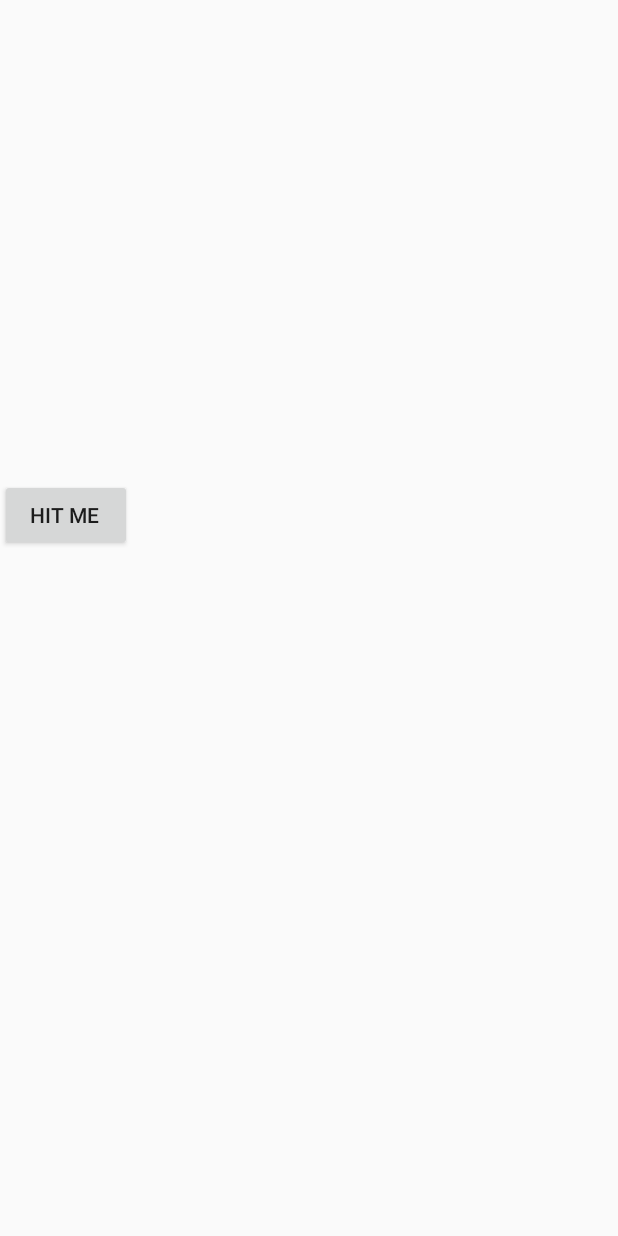
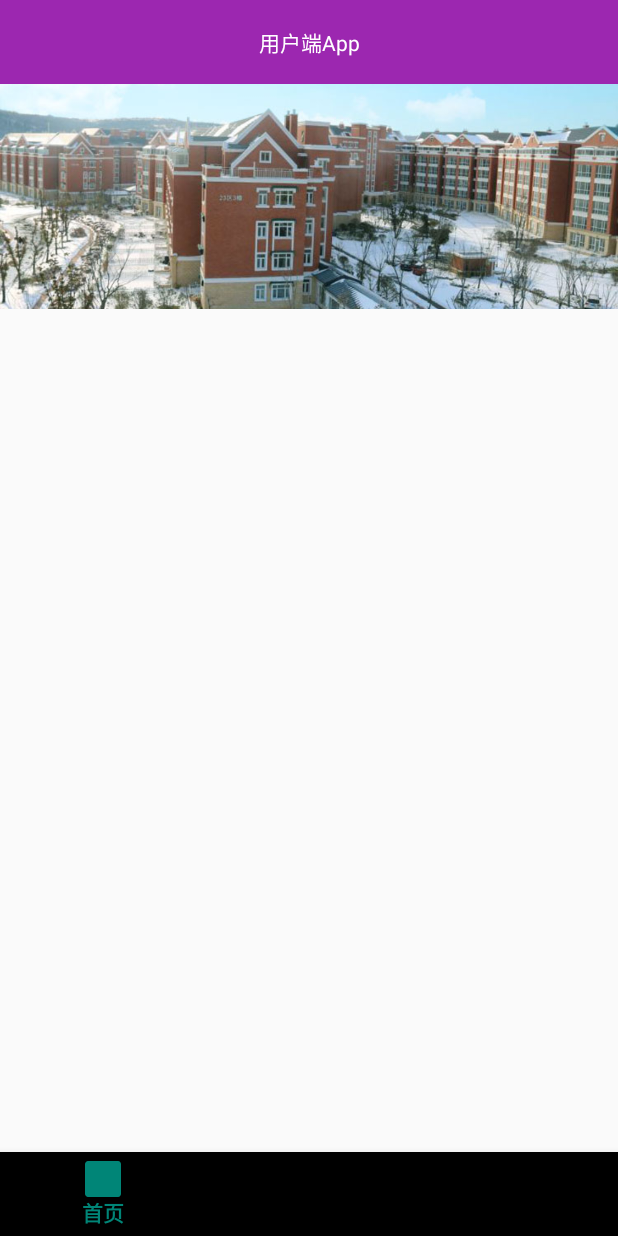
Before and after one commit to gx28ga/JustAndroid, an Android app: the screen it shows after launch (MainActivity), on a phone screen of 412 x 824 dp. Run offline under Robolectric (Android 15) with nearby library versions, the phone set to English and light mode, and no system bars; 4 statements that could not run were skipped.

Commit message:
实现首页轮播图无限滚动

```diff
--- a/app/src/main/java/com/axun/justandroid/HomeFragment.java
+++ b/app/src/main/java/com/axun/justandroid/HomeFragment.java
@@ -4,15 +4,99 @@ import android.os.Bundle;
 import android.support.annotation.NonNull;
 import android.support.annotation.Nullable;
 import android.support.v4.app.Fragment;
+import android.support.v4.view.ViewPager;
+import android.util.Log;
 import android.view.LayoutInflater;
 import android.view.View;
 import android.view.ViewGroup;
+import android.widget.ImageView;
+import android.widget.LinearLayout;
 
-public class HomeFragment extends Fragment{
+import java.util.ArrayList;
+import java.util.List;
+
+public class HomeFragment extends Fragment implements ViewPager.OnPageChangeListener {
+  private static final String TAG = "HomeFragment";
+  ViewPager homeViewPager;
+  View view;
+  int [] imgResIds;
+  List<ImageView> imageViewList=new ArrayList<>();
+  List<View> indicatorList=new ArrayList<>();
+  LinearLayout indicatorWrap;
+
+
   @Nullable
   @Override
   public View onCreateView(@NonNull LayoutInflater inflater, @Nullable ViewGroup container, @Nullable Bundle savedInstanceState) {
-    View view = inflater.inflate(R.layout.fragment_home,container,false);
+    view = inflater.inflate(R.layout.fragment_home,container,false);
+
+    initViews();
+    initData();
+    initPager();
+
     return view;
   }
+
+  public void initViews(){
+    homeViewPager=view.findViewById(R.id.vp_home);
+    indicatorWrap =view.findViewById(R.id.ll_indicators_wrap);
+  }
+
+  public void initData(){
+    imgResIds=new int[]{
+      R.drawable.home_slider_01,
+      R.drawable.home_slider_02,
+      R.drawable.home_slider_03,
+      R.drawable.home_slider_04,
+      R.drawable.home_slider_05,
+      R.drawable.home_slider_06,};
+
+  }
+
+  public void initPager(){
+    ImageView imageView;
+
+    for (int i = 0; i < imgResIds.length; i++) {
+      imageView=new ImageView(getContext());
+      imageView.setImageResource(imgResIds[i]);
+      imageView.setScaleType(ImageView.ScaleType.CENTER_CROP);
+      imageViewList.add(imageView);
+
+
+      View view=new View(getContext());
+      view.setBackgroundResource(R.drawable.selector_indicator);
+      view.setEnabled(false);
+      LinearLayout.LayoutParams layoutParams=new LinearLayout.LayoutParams("",8);
+      layoutParams.leftMargin=8;
+      layoutParams.rightMargin=8;
+      indicatorWrap.addView(view,layoutParams);
+    }
+
+
+
+    HomePagerAdapter homePagerAdapter=new HomePagerAdapter(imageViewList);
+
+    homeViewPager.setAdapter(homePagerAdapter);
+    int count=homePagerAdapter.getCount();//拿到
+    Log.d(TAG, "initPager: "+count);
+    int initPosition=count/2;
+    homeViewPager.setCurrentItem(initPosition);
+
+  }
+
+  @Override
+  public void onPageScrolled(int i, float v, int i1) {
+
+  }
+
+  @Override
+  public void onPageSelected(int i) {
+    int newPosition=i % imageViewList.size();
+
+  }
+
+  @Override
+  public void onPageScrollStateChanged(int i) {
+
+  }
 }
--- /dev/null
+++ b/app/src/main/java/com/axun/justandroid/HomePagerAdapter.java
@@ -0,0 +1,47 @@
+package com.axun.justandroid;
+
+import android.support.annotation.NonNull;
+import android.support.v4.view.PagerAdapter;
+import android.view.View;
+import android.view.ViewGroup;
+import android.widget.ImageView;
+
+import java.util.List;
+
+public class HomePagerAdapter extends PagerAdapter {
+  private List<ImageView> mViewList;
+
+
+
+  public HomePagerAdapter(List<ImageView> viewList){
+    this.mViewList=viewList;
+
+  }
+
+  @Override
+  public int getCount() {
+    return mViewList.size()*100000000;
+  }
+
+  @Override
+  public boolean isViewFromObject(@NonNull View view, @NonNull Object o) {
+    return view==(View) o;
+  }
+
+  @NonNull
+  @Override
+  public Object instantiateItem(@NonNull ViewGroup container, int position) {
+    int newPosition=position % mViewList.size();
+
+    ImageView imageview=mViewList.get(newPosition);
+    container.addView(imageview);
+    return imageview;
+  }
+
+  @Override
+  public void destroyItem(@NonNull ViewGroup container, int position, @NonNull Object object) {
+    container.removeView((View)object);
+  }
+
+
+}
--- a/app/src/main/java/com/axun/justandroid/MainActivity.java
+++ b/app/src/main/java/com/axun/justandroid/MainActivity.java
@@ -1,38 +1,30 @@
 package com.axun.justandroid;
 
 import android.os.Bundle;
+import android.support.annotation.NonNull;
+import android.support.design.widget.BottomNavigationView;
 import android.support.v4.app.Fragment;
 import android.support.v4.app.FragmentManager;
-import android.support.v4.app.FragmentPagerAdapter;
-import android.view.KeyEvent;
-import android.view.View;
-import android.widget.Toast;
+import android.view.MenuItem;
 
 public class MainActivity extends BaseActivity {
   private static final String TAG = "MainActivity";
-  Fragment fragment;
 
-  final FragmentManager fragmentManager=getSupportFragmentManager();
+  //创建3个fragment
 
   final HomeFragment homeFragment=new HomeFragment();
   final ButlerFragment butlerFragment=new ButlerFragment();
   final UserFragment userFragment=new UserFragment();
-  FragmentPagerAdapter adapterViewPager;
-  class ClickListener implements View.OnClickListener{
-
-    @Override
-    public void onClick(View v) {
-      Toast.makeText(getApplicationContext(),"clicked",Toast.LENGTH_SHORT).show();
-    }
-  }
+  //
+  Fragment fragment;
 
 
-  @Override
-  public boolean onKeyDown(int keyCode, KeyEvent event) {
-    Toast.makeText(getApplicationContext(),"keyDown",Toast.LENGTH_SHORT).show();
+  //初始化底部导航栏
+  BottomNavigationView bnv;
+  //
 
-    return true;
-  }
+
+  final FragmentManager fragmentManager=getSupportFragmentManager();
 
   @Override
   protected void onCreate(Bundle savedInstanceState) {
@@ -40,12 +32,40 @@ public class MainActivity extends BaseActivity {
     super.onCreate(savedInstanceState);
     setContentView(R.layout.activity_main);
 
-    MyButton button=findViewById(R.id.btn_mybtn);
-    button.setOnKeyListener(new View.OnKeyListener() {
+    bnv=findViewById(R.id.bnv_main);
+
+    fragment=homeFragment;
+    fragmentManager.beginTransaction().replace(R.id.frag_main,fragment).commit();
+
+
+
+
+
+
+
+
+    //底部导航栏绑定选中事件
+    bnv.setOnNavigationItemSelectedListener(new BottomNavigationView.OnNavigationItemSelectedListener() {
       @Override
-      public boolean onKey(View v, int keyCode, KeyEvent event) {
-        Toast.makeText(getApplicationContext(),"btn ",Toast.LENGTH_SHORT).show();
+      public boolean onNavigationItemSelected(@NonNull MenuItem menuItem) {
 
+        switch (menuItem.getItemId()){
+
+          case R.id.bottom_nav_home:
+            fragment=homeFragment;
+            break;
+          case R.id.bottom_nav_butler:
+            fragment=butlerFragment;
+            break;
+          case R.id.bottom_nav_user:
+            fragment=userFragment;
+            break;
+          default:
+            fragment=homeFragment;
+            break;
+        }
+
+        fragmentManager.beginTransaction().replace(R.id.frag_main,fragment).commit();
         return true;
       }
     });
@@ -54,55 +74,7 @@ public class MainActivity extends BaseActivity {
 
 
 
-//    BottomNavigationView bottomNavigationView=findViewById(R.id.bnv_main);
-//    fragment=homeFragment;
-//
-//
-//    fragmentManager.beginTransaction().replace(R.id.frag_main,fragment).commit();
-//    bottomNavigationView.setOnNavigationItemSelectedListener(new BottomNavigationView.OnNavigationItemSelectedListener() {
-//      @Override
-//      public boolean onNavigationItemSelected(@NonNull MenuItem menuItem) {
-//
-//        int id=menuItem.getItemId();
-//        switch (id) {
-//          case R.id.bottom_nav_home:
-//            fragment=homeFragment;
-//            break;
-//          case R.id.bottom_nav_butler:
-//            fragment=butlerFragment;
-//            break;
-//          case R.id.bottom_nav_user:
-//            fragment=userFragment;
-//            break;
-//
-//        }
-//
-//        fragmentManager.beginTransaction().replace(R.id.frag_main,fragment).commit();
-//        return true;
-//      }
-//    });
-
-//    int[] imgs=new int[]{
-//      R.drawable.home_slider_01,
-//      R.drawable.home_slider_02,
-//      R.drawable.home_slider_03,
-//      R.drawable.home_slider_04,
-//      R.drawable.home_slider_05,
-//      R.drawable.home_slider_06,
-//    };
-//    final ViewPager viewPager=findViewById(R.id.vp_home);
-//    viewPager.setAdapter(new MyPagerAdapter(this,imgs));
-
-
-
   }
 
 
-
-
-
-
-
-
-
 }
--- a/app/src/main/java/com/axun/justandroid/MyButton.java
+++ /dev/null
@@ -1,42 +0,0 @@
-package com.axun.justandroid;
-
-import android.content.Context;
-import android.util.AttributeSet;
-import android.util.Log;
-import android.view.KeyEvent;
-import android.view.MotionEvent;
-
-public class MyButton extends android.support.v7.widget.AppCompatButton {
-  private static final String TAG = "MyButton";
-  public MyButton(Context context, AttributeSet attrs) {
-    super(context, attrs);
-  }
-
-
-
-  //重写键盘按下触发的事件
-  @Override
-  public boolean onKeyDown(int keyCode, KeyEvent event) {
-    super.onKeyDown(keyCode,event);
-    Log.i(TAG, "onKeyDown方法被调用");
-    return true;
-  }
-
-  //重写弹起键盘触发的事件
-  @Override
-  public boolean onKeyUp(int keyCode, KeyEvent event) {
-    super.onKeyUp(keyCode,event);
-    Log.i(TAG,"onKeyUp方法被调用");
-    return true;
-  }
-
-  //组件被触摸了
-  @Override
-  public boolean onTouchEvent(MotionEvent event) {
-    super.onTouchEvent(event);
-    Log.i(TAG,"onTouchEvent方法被调用");
-    return true;
-  }
-
-
-}
--- /dev/null
+++ b/app/src/main/res/drawable/indicator_disable.xml
@@ -0,0 +1,10 @@
+<?xml version="1.0" encoding="utf-8"?>
+<shape xmlns:android="http://schemas.android.com/apk/res/android"
+  android:shape="oval"
+
+  >
+
+  <solid android:color="#ececec"/>
+  <stroke android:width="1dp" android:color="#c2c2c2"/>
+
+</shape>
--- /dev/null
+++ b/app/src/main/res/drawable/indicator_enable.xml
@@ -0,0 +1,10 @@
+<?xml version="1.0" encoding="utf-8"?>
+<shape xmlns:android="http://schemas.android.com/apk/res/android"
+  android:shape="oval"
+
+  >
+
+  <solid android:color="#cbaa51"/>
+  <stroke android:width="1dp" android:color="#c2c2c2"/>
+
+</shape>
--- /dev/null
+++ b/app/src/main/res/drawable/selector_indicator.xml
@@ -0,0 +1,6 @@
+<?xml version="1.0" encoding="utf-8"?>
+<selector xmlns:android="http://schemas.android.com/apk/res/android">
+  <item android:state_enabled="true" android:drawable="@drawable/indicator_enable"/>
+  <item android:state_enabled="false" android:drawable="@drawable/indicator_disable"/>
+
+</selector>
--- a/app/src/main/res/layout/activity_main.xml
+++ b/app/src/main/res/layout/activity_main.xml
@@ -7,40 +7,22 @@
   android:layout_height="match_parent"
   tools:context=".MainActivity"
   >
-  <!--<FrameLayout-->
-    <!--android:id="@+id/frag_main"-->
-    <!---->
-    <!--android:layout_width="match_parent"-->
-    <!--android:layout_height="0dp"-->
-    <!--android:layout_weight="1"/>-->
+  <FrameLayout
+    android:id="@+id/frag_main"
 
-  <!--<android.support.design.widget.BottomNavigationView-->
-    <!--android:id="@+id/bnv_main"-->
-    <!--app:menu="@menu/bottom_nav"-->
-    <!---->
-    <!--android:layout_width="match_parent"-->
-    <!--android:layout_height="56dp"> -->
+    android:layout_width="match_parent"
+    android:layout_height="0dp"
+    android:layout_weight="1"/>
 
-  <!--</android.support.design.widget.BottomNavigationView>-->
-  <android.support.v4.view.ViewPager
-    android:id="@+id/vp_home"
+  <android.support.design.widget.BottomNavigationView
+    android:id="@+id/bnv_main"
+    app:menu="@menu/bottom_nav"
+
     android:layout_width="match_parent"
-    android:layout_height="300dp">
+    android:layout_height="56dp">
 
-  </android.support.v4.view.ViewPager>
+  </android.support.design.widget.BottomNavigationView>
 
-
-
-  <TextView
-    android:id="@+id/tv_t"
-    android:layout_width="wrap_content"
-    android:layout_height="wrap_content" />
-
-  <com.axun.justandroid.MyButton
-    android:id="@+id/btn_mybtn"
-    android:text="hit me "
-    android:layout_width="wrap_content"
-    android:layout_height="wrap_content" />
 
 
 
--- a/app/src/main/res/layout/fragment_home.xml
+++ b/app/src/main/res/layout/fragment_home.xml
@@ -1,7 +1,8 @@
 <?xml version="1.0" encoding="utf-8"?>
-<FrameLayout xmlns:android="http://schemas.android.com/apk/res/android"
+<LinearLayout xmlns:android="http://schemas.android.com/apk/res/android"
   xmlns:tools="http://schemas.android.com/tools"
   xmlns:app="http://schemas.android.com/apk/res-auto"
+  android:orientation="vertical"
   android:layout_width="match_parent"
   android:layout_height="match_parent"
   tools:context=".HomeFragment">
@@ -21,11 +22,28 @@
       android:layout_height="wrap_content" />
   </android.support.v7.widget.Toolbar>
 
-  <android.support.v4.view.ViewPager
+  <RelativeLayout xmlns:android="http://schemas.android.com/apk/res/android"
     android:layout_width="match_parent"
-    android:layout_height="300dp">
+    android:layout_height="150dp">
+    <android.support.v4.view.ViewPager
+      android:id="@+id/vp_home"
+      android:layout_width="match_parent"
+      android:layout_height="match_parent">
 
-  </android.support.v4.view.ViewPager>
+    </android.support.v4.view.ViewPager>
+    <LinearLayout
+      android:orientation="horizontal"
+      android:id="@+id/ll_indicators_wrap"
+      android:layout_width="wrap_content"
+      android:layout_centerHorizontal="true"
+      android:layout_height="8dp"
+      android:layout_alignParentBottom="true"
+      android:layout_marginBottom="10dp"
+
+      >
+
+    </LinearLayout>
+  </RelativeLayout>
 
 
-</FrameLayout>
+</LinearLayout>
```
Also changed, not shown: app/src/main/java/com/axun/justandroid/MyPagerAdapter.java (deleted, +0 -46 lines), app/src/main/res/layout/home_slide.xml (added, +13 -0 lines).
